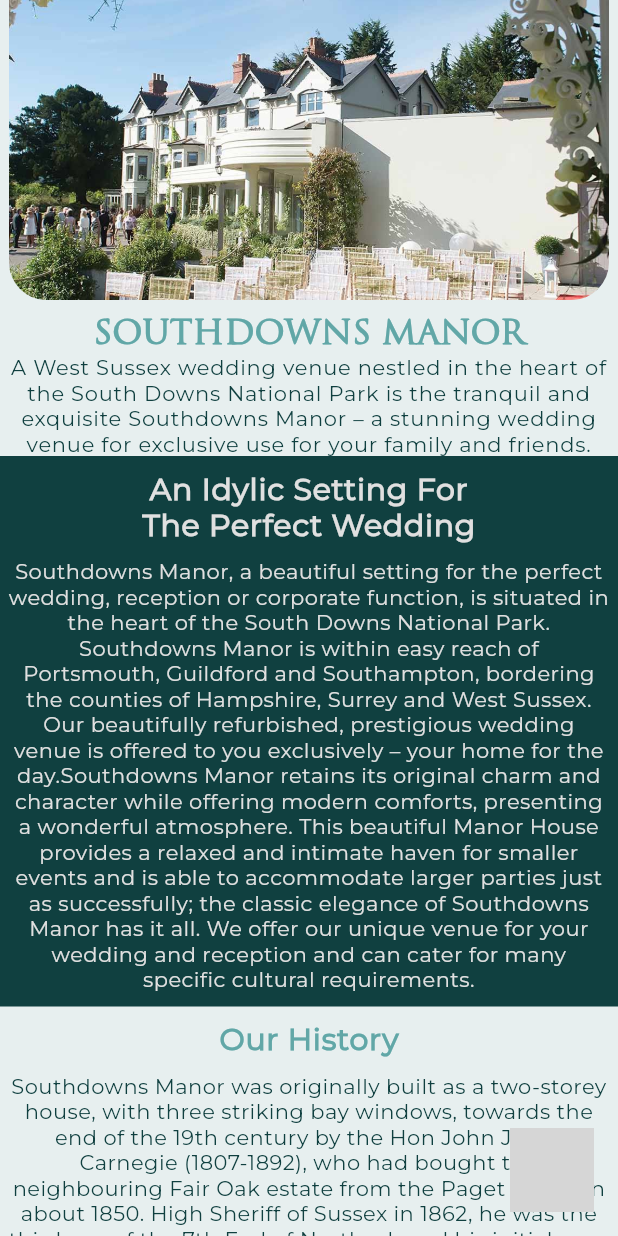
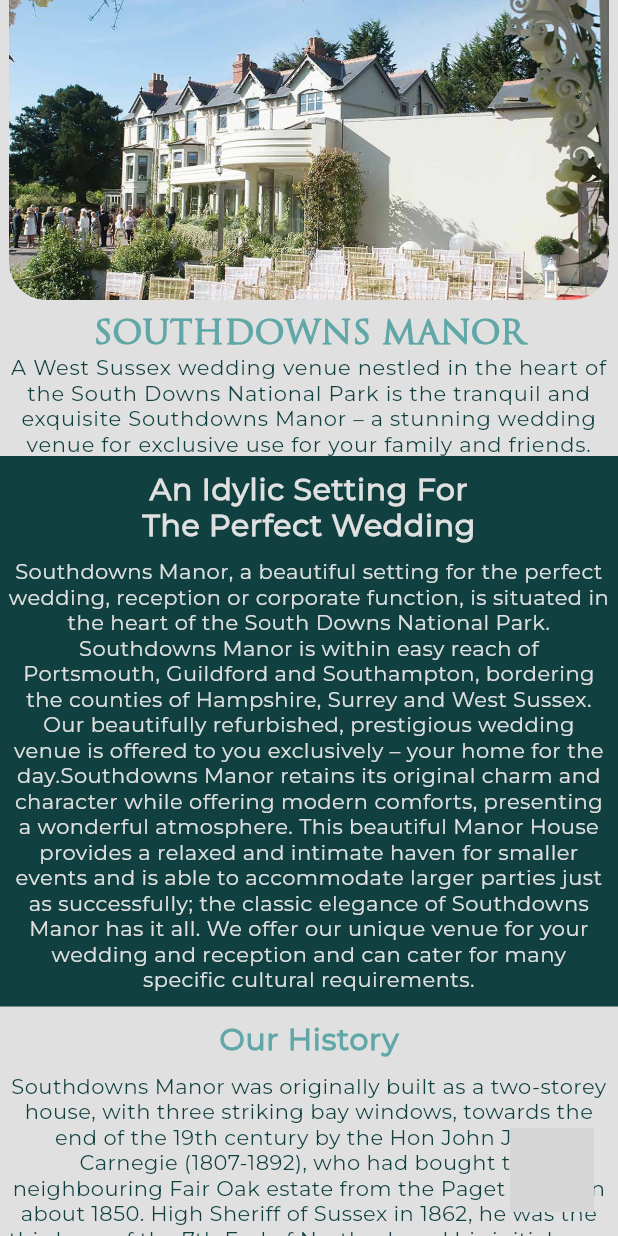
Before and after one commit to DylanJCain/southdowns-app, a Flutter app: the About screen opened by its route, on a phone screen of 412 x 824 dp. Run offline on Flutter 3.47's test engine with Material 2 defaults, Android fonts, the phone set to English and light mode, and no system bars; our stand-ins replace chewie, google_maps_flutter, video_player; missing offline and left inert: floating_action_bubble; grey boxes are pictures that could not be loaded.

Commit message:
Remove color changes

```diff
--- a/lib/about.dart
+++ b/lib/about.dart
@@ -7,7 +7,7 @@
   @override
   Widget build(BuildContext context) {
     return Scaffold(
-      backgroundColor: const Color.fromRGBO(231, 239, 239, 1),
+      backgroundColor: Colors.grey.shade300,
       body: SafeArea(
         child: ListView(
           children: [
--- a/lib/finishingtouches.dart
+++ b/lib/finishingtouches.dart
@@ -163,7 +163,6 @@
                     margin: const EdgeInsets.fromLTRB(10, 0, 10, 0),
                     child: Center(
                       child: Card(
-                        color: const Color.fromRGBO(231, 239, 239, 1),
                         elevation: 5,
                         shape: RoundedRectangleBorder(
                             borderRadius: BorderRadius.circular(15.0)),
```
